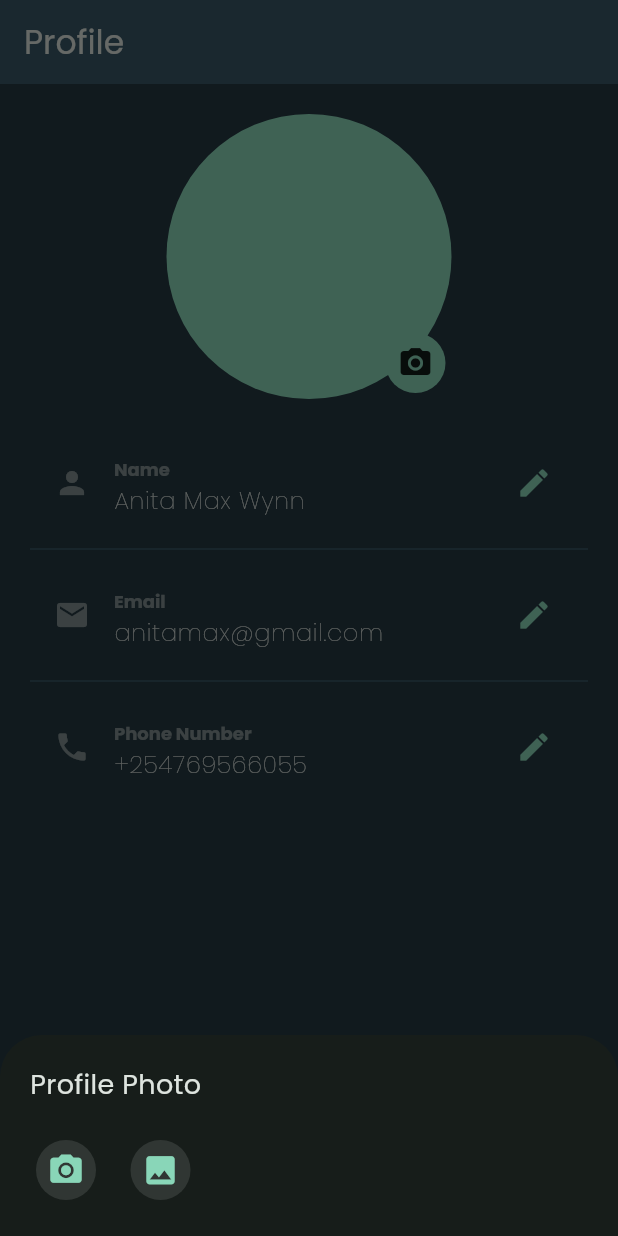
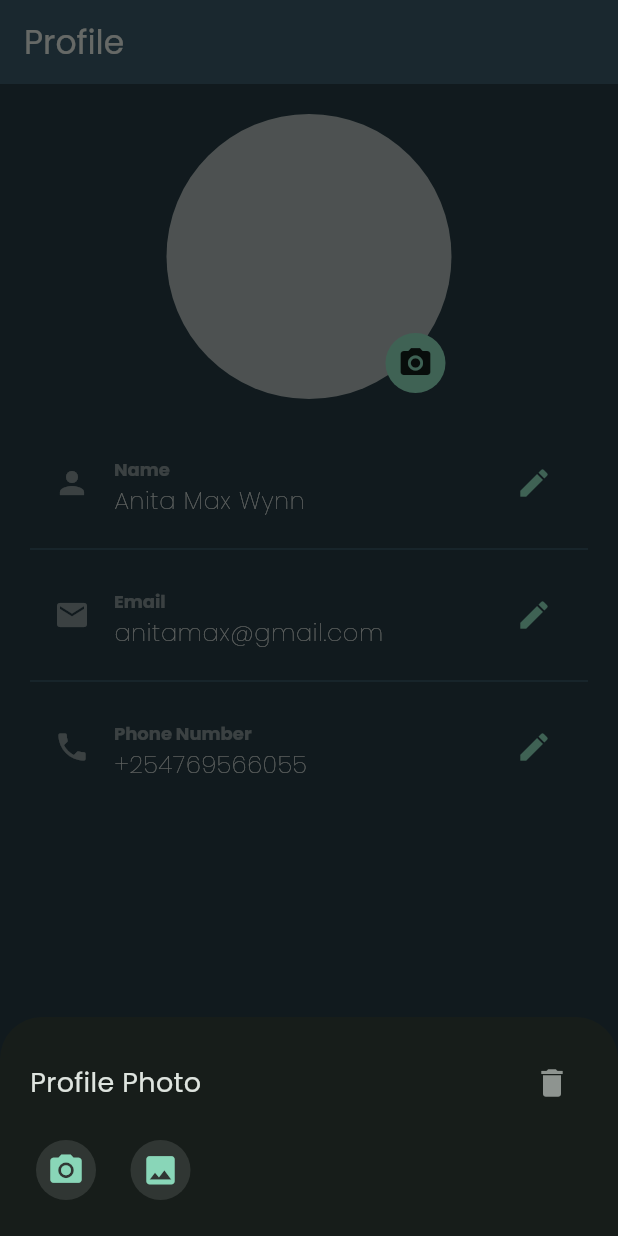
Before and after one commit to lbnmahs/whataspp-profile-photo-picker, a Flutter app: the screen it shows after launch, after a tap on the "camera alt" icon, on a phone screen of 412 x 824 dp. Run offline on Flutter 3.47's test engine with Material 3 defaults, Android fonts, the phone set to English and light mode, and no system bars; our stand-ins replace google_fonts.

```diff
--- a/lib/widgets/choice_modal.dart
+++ b/lib/widgets/choice_modal.dart
@@ -11,6 +11,8 @@ class ChoiceModal extends StatelessWidget {
         mainAxisSize: MainAxisSize.min,
         crossAxisAlignment: CrossAxisAlignment.start,
         children: [
+          Row(
+            children: [
               Text(
                 'Profile Photo',
                 style: Theme.of(context).textTheme.bodyMedium!.copyWith(
@@ -18,7 +20,15 @@ class ChoiceModal extends StatelessWidget {
                   fontSize: 18
                 ),
               ),
-          const SizedBox(height: 20),
+              const Spacer(),
+              IconButton(
+                onPressed: () {},
+                icon: const Icon(Icons.delete),
+                color: Theme.of(context).colorScheme.onBackground.withOpacity(0.6),
+              )
+            ],
+          ),
+          const SizedBox(height: 10),
           Row(
             crossAxisAlignment: CrossAxisAlignment.start,
             children: [
--- a/lib/widgets/prof_pic.dart
+++ b/lib/widgets/prof_pic.dart
@@ -22,7 +22,7 @@ class _ProfilePictureState extends State<ProfilePicture> {
       child: Stack(
         children: [
           CircleAvatar(
-            backgroundColor: Theme.of(context).colorScheme.primary,
+            backgroundColor: Theme.of(context).colorScheme.onBackground.withOpacity(0.7),
             radius: 95,
           ),
           Positioned(
```
Lines whose indentation alone changed are shown as unchanged.
